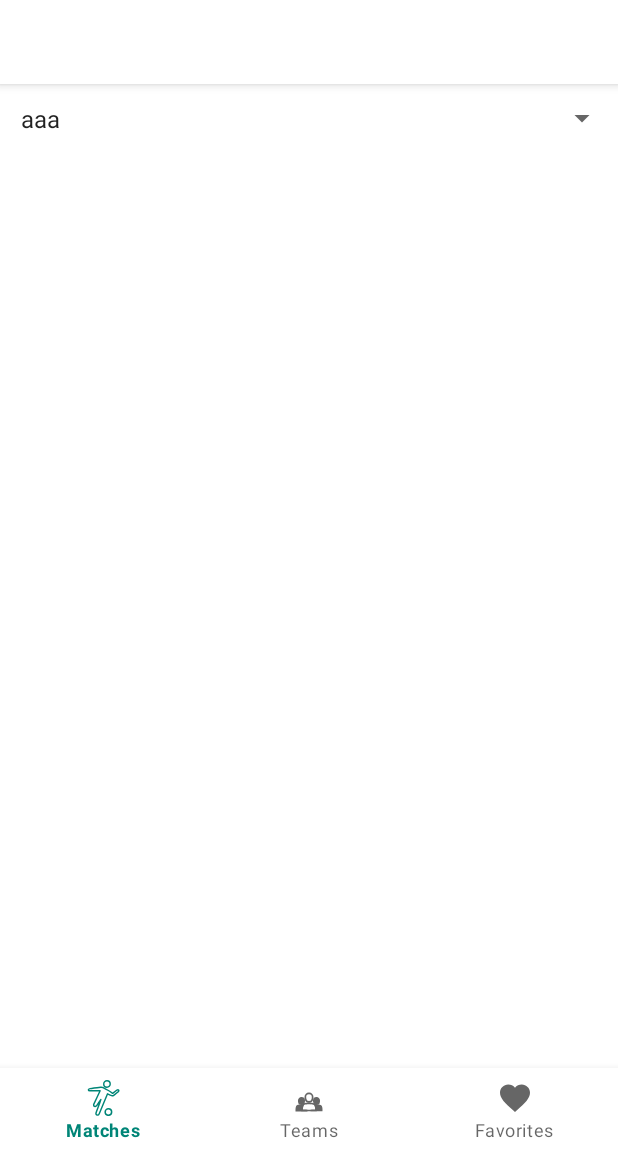
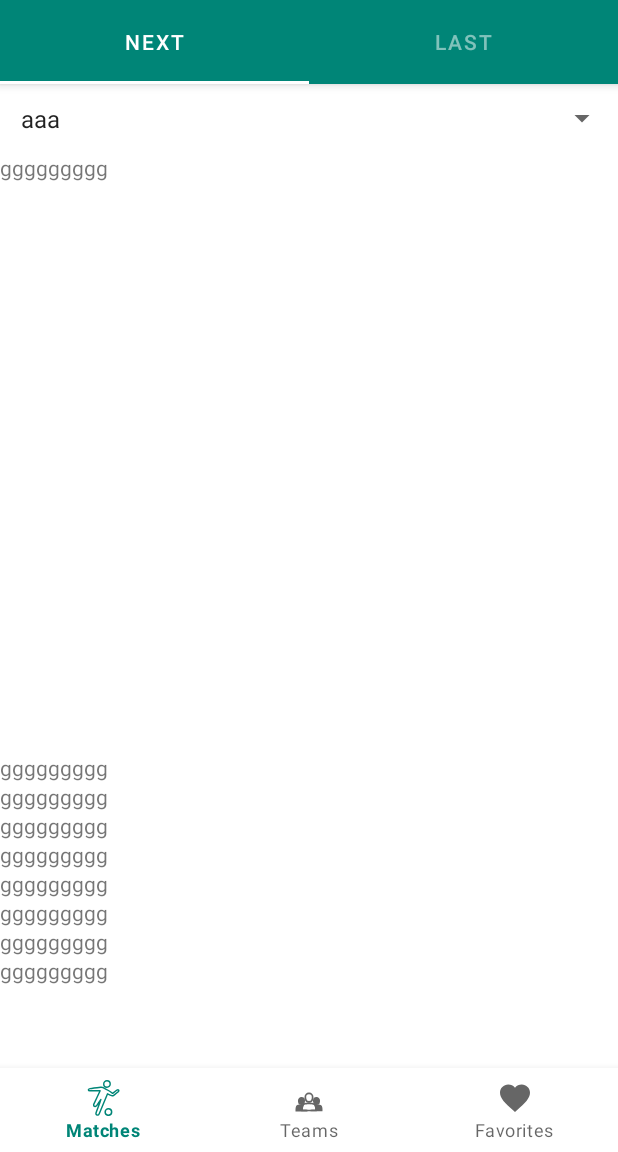
Before and after one commit to mahmoudashrafmohamed/KoraApp, an Android app: the screen it shows after launch (HomeActivity), on a phone screen of 412 x 824 dp, the part 84-1236 px from its top. Run offline under Robolectric (Android 15) with nearby library versions, the phone set to English and light mode, and no system bars.

Commit message:
add ui for FragmentList

```diff
--- /dev/null
+++ b/app/src/main/java/com/example/mahmoud_ashraf/koraapp/adapters/MatchesPagerAdapter.kt
@@ -0,0 +1,32 @@
+package com.example.mahmoud_ashraf.koraapp.adapters
+
+import androidx.fragment.app.Fragment
+import androidx.fragment.app.FragmentManager
+import androidx.fragment.app.FragmentPagerAdapter
+import com.example.mahmoud_ashraf.koraapp.fragments.MatchesListFragment
+
+/**
+ * Created by mahmoud_ashraf on 19,04,2019
+ */
+
+class MatchesPagerAdapter(fm: FragmentManager?) : FragmentPagerAdapter(fm) {
+
+    override fun getItem(position: Int): Fragment {
+        return when (position) {
+            0 -> MatchesListFragment.newInstance()
+            1 -> MatchesListFragment.newInstance()
+            else -> error("Cannot create more than two fragment")
+        }
+    }
+
+    override fun getPageTitle(position: Int): CharSequence? {
+        return when (position) {
+            0 -> "NEXT"
+            1 -> "LAST"
+            else -> super.getPageTitle(position)
+        }
+    }
+
+    override fun getCount(): Int = 2
+
+}
--- a/app/src/main/java/com/example/mahmoud_ashraf/koraapp/fragments/MatchesFragment.kt
+++ b/app/src/main/java/com/example/mahmoud_ashraf/koraapp/fragments/MatchesFragment.kt
@@ -6,6 +6,8 @@ import android.view.*
 import androidx.fragment.app.Fragment
 
 import com.example.mahmoud_ashraf.koraapp.R
+import com.example.mahmoud_ashraf.koraapp.adapters.MatchesPagerAdapter
+import kotlinx.android.synthetic.main.fragment_matches.*
 
 class MatchesFragment : Fragment() {
 
@@ -25,6 +27,13 @@ class MatchesFragment : Fragment() {
     override fun onActivityCreated(savedInstanceState: Bundle?) {
         super.onActivityCreated(savedInstanceState)
         setHasOptionsMenu(true)
+        setupViewPagerAndTab()
+
+    }
+
+    private fun setupViewPagerAndTab() {
+        vpMatches.adapter = MatchesPagerAdapter(childFragmentManager)
+        tabMatches.setupWithViewPager(vpMatches)
     }
 
 
--- /dev/null
+++ b/app/src/main/java/com/example/mahmoud_ashraf/koraapp/fragments/MatchesListFragment.kt
@@ -0,0 +1,29 @@
+package com.example.mahmoud_ashraf.koraapp.fragments
+
+
+import android.os.Bundle
+import android.view.LayoutInflater
+import android.view.View
+import android.view.ViewGroup
+import androidx.fragment.app.Fragment
+
+import com.example.mahmoud_ashraf.koraapp.R
+
+
+class MatchesListFragment : Fragment() {
+
+    override fun onCreateView(
+        inflater: LayoutInflater, container: ViewGroup?,
+        savedInstanceState: Bundle?
+    ): View? {
+        // Inflate the layout for this fragment
+        return inflater.inflate(R.layout.fragment_matches_list, container, false)
+    }
+
+    companion object {
+        fun newInstance() =
+            MatchesListFragment()
+
+    }
+
+}
--- /dev/null
+++ b/app/src/main/res/layout/fragment_matches_list.xml
@@ -0,0 +1,53 @@
+<?xml version="1.0" encoding="utf-8"?>
+<ScrollView xmlns:android="http://schemas.android.com/apk/res/android"
+             xmlns:tools="http://schemas.android.com/tools"
+             android:layout_width="match_parent"
+             android:layout_height="match_parent"
+            android:fillViewport="true"
+             tools:context=".fragments.MatchesListFragment">
+
+
+   <LinearLayout
+           android:orientation="vertical"
+           android:layout_width="match_parent"
+                android:layout_height="match_parent">
+
+
+       <TextView android:layout_width="match_parent"
+                 android:text="ggggggggg"
+                 android:layout_height="400dp"/>
+       <TextView android:layout_width="match_parent"
+                 android:text="ggggggggg"
+                 android:layout_height="wrap_content"/>
+
+       <TextView android:layout_width="match_parent"
+                 android:text="ggggggggg"
+                 android:layout_height="wrap_content"/>
+       <TextView android:layout_width="match_parent"
+                 android:text="ggggggggg"
+                 android:layout_height="wrap_content"/>
+       <TextView android:layout_width="match_parent"
+                 android:text="ggggggggg"
+                 android:layout_height="wrap_content"/>
+       <TextView android:layout_width="match_parent"
+                 android:text="ggggggggg"
+                 android:layout_height="wrap_content"/>
+       <TextView android:layout_width="match_parent"
+                 android:text="ggggggggg"
+                 android:layout_height="wrap_content"/>
+       <TextView android:layout_width="match_parent"
+                 android:text="ggggggggg"
+                 android:layout_height="wrap_content"/>
+       <TextView android:layout_width="match_parent"
+                 android:text="ggggggggg"
+                 android:layout_height="400dp"/>
+       <TextView android:layout_width="match_parent"
+                 android:text="ggggggggg"
+                 android:layout_height="400dp"/>
+
+       <TextView android:layout_width="match_parent"
+                 android:text="ggggggggg"
+                 android:layout_height="wrap_content"/>
+
+   </LinearLayout>
+</ScrollView>
```
Also changed, not shown: app/src/main/res/values/strings.xml (indentation only).
